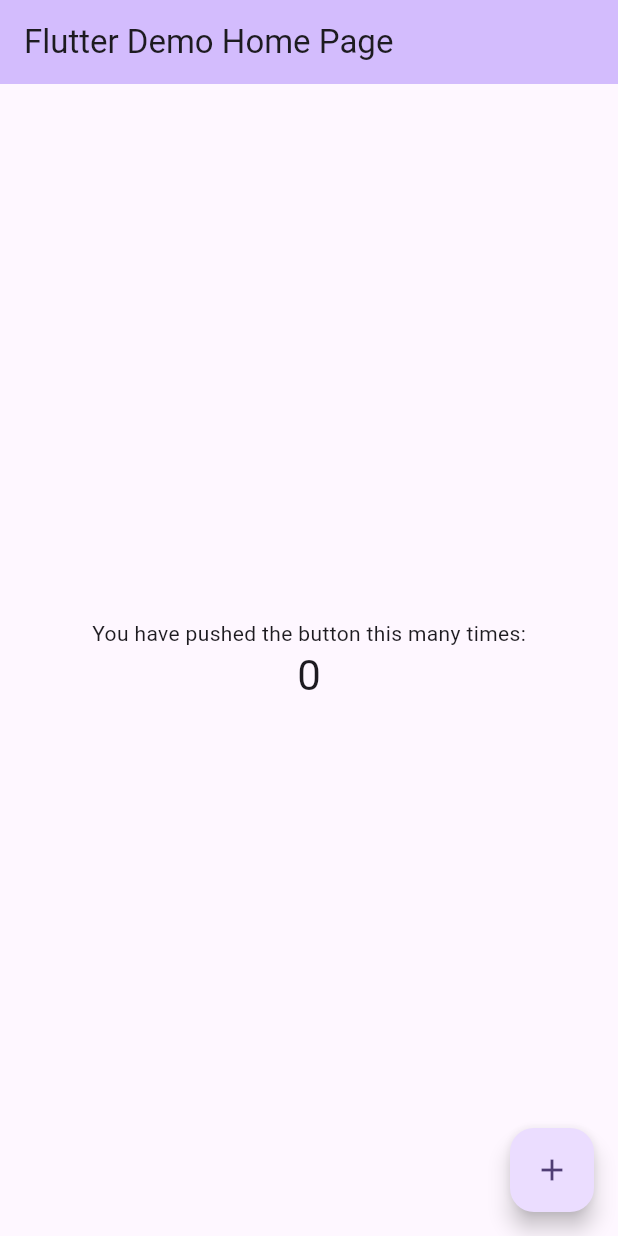
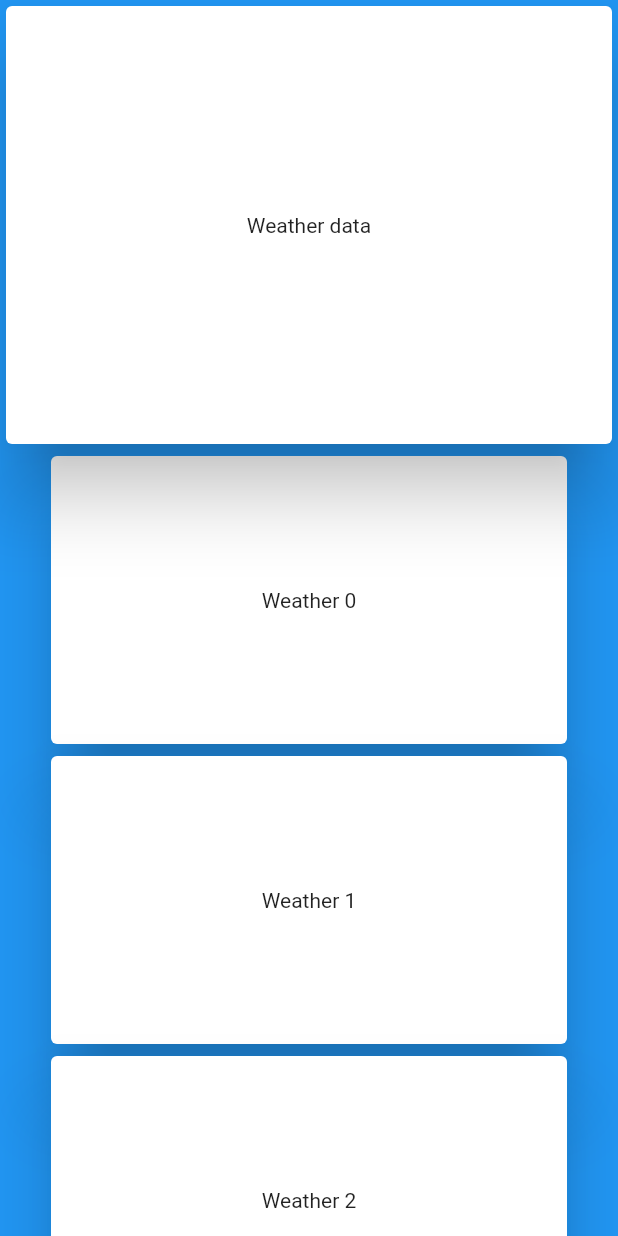
Before and after one commit to shimaa2000/Weather-App, a Flutter app: the screen it shows after launch, on a phone screen of 412 x 824 dp. Run offline on Flutter 3.47's test engine with Material 2 defaults, Android fonts, the phone set to English and light mode, and no system bars; our stand-ins replace dartz, dio, equatable, get_it, internet_connection_checker, shared_preferences.

```diff
--- a/lib/main.dart
+++ b/lib/main.dart
@@ -1,125 +1,6 @@
 import 'package:flutter/material.dart';
+import 'package:weather_app/weather/presentation/screens/current_weather_screen.dart';
 
 void main() {
-  runApp(const MyApp());
+  runApp(  CurrentWeatherScreen(),);
 }
-
-class MyApp extends StatelessWidget {
-  const MyApp({super.key});
-
-  // This widget is the root of your application.
-  @override
-  Widget build(BuildContext context) {
-    return MaterialApp(
-      title: 'Flutter Demo',
-      theme: ThemeData(
-        // This is the theme of your application.
-        //
-        // TRY THIS: Try running your application with "flutter run". You'll see
-        // the application has a blue toolbar. Then, without quitting the app,
-        // try changing the seedColor in the colorScheme below to Colors.green
-        // and then invoke "hot reload" (save your changes or press the "hot
-        // reload" button in a Flutter-supported IDE, or press "r" if you used
-        // the command line to start the app).
-        //
-        // Notice that the counter didn't reset back to zero; the application
-        // state is not lost during the reload. To reset the state, use hot
-        // restart instead.
-        //
-        // This works for code too, not just values: Most code changes can be
-        // tested with just a hot reload.
-        colorScheme: ColorScheme.fromSeed(seedColor: Colors.deepPurple),
-        useMaterial3: true,
-      ),
-      home: const MyHomePage(title: 'Flutter Demo Home Page'),
-    );
-  }
-}
-
-class MyHomePage extends StatefulWidget {
-  const MyHomePage({super.key, required this.title});
-
-  // This widget is the home page of your application. It is stateful, meaning
-  // that it has a State object (defined below) that contains fields that affect
-  // how it looks.
-
-  // This class is the configuration for the state. It holds the values (in this
-  // case the title) provided by the parent (in this case the App widget) and
-  // used by the build method of the State. Fields in a Widget subclass are
-  // always marked "final".
-
-  final String title;
-
-  @override
-  State<MyHomePage> createState() => _MyHomePageState();
-}
-
-class _MyHomePageState extends State<MyHomePage> {
-  int _counter = 0;
-
-  void _incrementCounter() {
-    setState(() {
-      // This call to setState tells the Flutter framework that something has
-      // changed in this State, which causes it to rerun the build method below
-      // so that the display can reflect the updated values. If we changed
-      // _counter without calling setState(), then the build method would not be
-      // called again, and so nothing would appear to happen.
-      _counter++;
-    });
-  }
-
-  @override
-  Widget build(BuildContext context) {
-    // This method is rerun every time setState is called, for instance as done
-    // by the _incrementCounter method above.
-    //
-    // The Flutter framework has been optimized to make rerunning build methods
-    // fast, so that you can just rebuild anything that needs updating rather
-    // than having to individually change instances of widgets.
-    return Scaffold(
-      appBar: AppBar(
-        // TRY THIS: Try changing the color here to a specific color (to
-        // Colors.amber, perhaps?) and trigger a hot reload to see the AppBar
-        // change color while the other colors stay the same.
-        backgroundColor: Theme.of(context).colorScheme.inversePrimary,
-        // Here we take the value from the MyHomePage object that was created by
-        // the App.build method, and use it to set our appbar title.
-        title: Text(widget.title),
-      ),
-      body: Center(
-        // Center is a layout widget. It takes a single child and positions it
-        // in the middle of the parent.
-        child: Column(
-          // Column is also a layout widget. It takes a list of children and
-          // arranges them vertically. By default, it sizes itself to fit its
-          // children horizontally, and tries to be as tall as its parent.
-          //
-          // Column has various properties to control how it sizes itself and
-          // how it positions its children. Here we use mainAxisAlignment to
-          // center the children vertically; the main axis here is the vertical
-          // axis because Columns are vertical (the cross axis would be
-          // horizontal).
-          //
-          // TRY THIS: Invoke "debug painting" (choose the "Toggle Debug Paint"
-          // action in the IDE, or press "p" in the console), to see the
-          // wireframe for each widget.
-          mainAxisAlignment: MainAxisAlignment.center,
-          children: <Widget>[
-            const Text(
-              'You have pushed the button this many times:',
-            ),
-            Text(
-              '$_counter',
-              style: Theme.of(context).textTheme.headlineMedium,
-            ),
-          ],
-        ),
-      ),
-      floatingActionButton: FloatingActionButton(
-        onPressed: _incrementCounter,
-        tooltip: 'Increment',
-        child: const Icon(Icons.add),
-      ), // This trailing comma makes auto-formatting nicer for build methods.
-    );
-  }
-}
--- /dev/null
+++ b/lib/weather/presentation/screens/current_weather_screen.dart
@@ -0,0 +1,45 @@
+import 'package:flutter/material.dart';
+import '../components/fade_on_scrolling_widget.dart';
+
+class CurrentWeatherScreen extends StatelessWidget {
+  final ScrollController scrollController = ScrollController();
+
+  CurrentWeatherScreen({super.key});
+
+  @override
+  Widget build(BuildContext context) {
+    return MaterialApp(
+      home: Scaffold(
+        backgroundColor: Colors.blue,
+
+        body: SafeArea(
+          child: CustomScrollView(
+            controller: scrollController,
+            slivers: [
+              const SliverPersistentHeader(
+                pinned: true,
+                delegate: SliverHeaderDelegateComponent(expandedHeight: 200),
+              ),
+              SliverList(
+                delegate: SliverChildBuilderDelegate(childCount: 5, (BuildContext context, int index) {
+                  return  Container(
+                    height: 200,
+                    color: Colors.transparent,
+                    child:  Padding(
+                        padding: const EdgeInsets.symmetric(horizontal: 30 ),
+                        child:  Card(
+                          elevation: 20.0,
+                          child: Center(
+                            child: Text("Weather $index"),
+                          ),
+                        ),),
+                  );
+                }),
+              )
+            ],
+          ),
+        ),
+      ),
+    );
+  }
+}
```
Also changed, not shown: lib/weather/presentation/components/fade_on_scrolling_widget.dart (added, +62 -0 lines), 1 other file.
